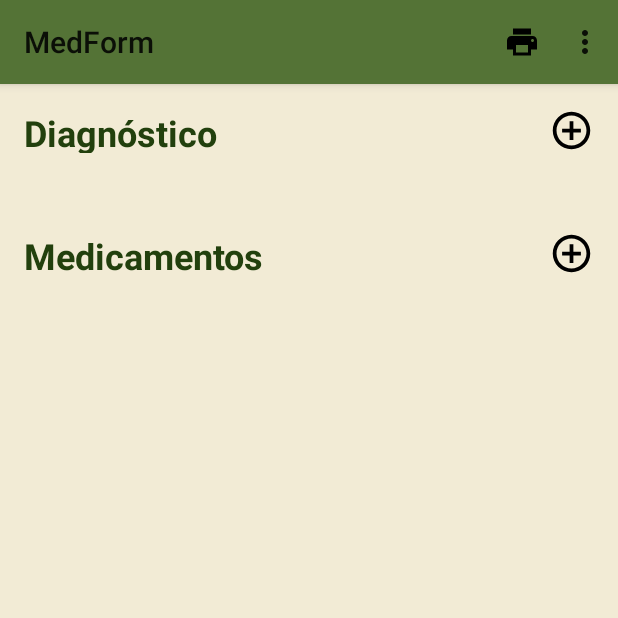
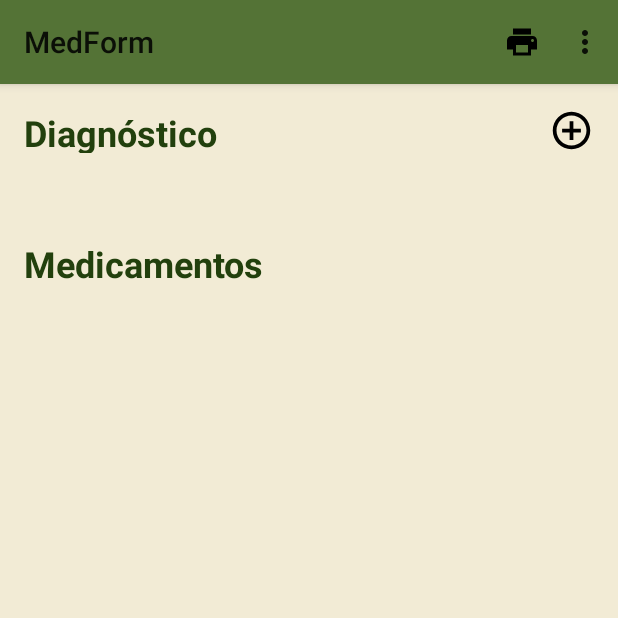
Before and after one commit to felixurtubia/Medform-android, an Android app: the DatosPacienteActivity screen opened directly, with no data from a screen before it, in the options menu, after a tap on "Nueva Receta", on a phone screen of 412 x 824 dp, the top half of it. Run offline under Robolectric (Android 15) with nearby library versions, the phone set to English and light mode, and no system bars; 2 statements that could not run were skipped.

Commit message:
Empezando a hacer Actividad Crear Receta
Se hizo lo basico, pero falta incorporar el metodo para crear el archivo y luego imprimirlo

```diff
--- a/MedForm/app/src/main/java/cl/tello_urtubia/medform/DatosPacienteActivity.java
+++ b/MedForm/app/src/main/java/cl/tello_urtubia/medform/DatosPacienteActivity.java
@@ -104,8 +104,12 @@ public class DatosPacienteActivity extends AppCompatActivity {
     }
 
     public void vistaCrearReceta(){
+        String rut = getIntent().getStringExtra("rut");
+        String nombre = getIntent().getStringExtra("nombre");
+
         Intent intent_vistaReceta = new Intent(this, CrearRecetaActivity.class);
-
+        intent_vistaReceta.putExtra("rut", rut);
+        intent_vistaReceta.putExtra("nombre", nombre);
         startActivity(intent_vistaReceta);
 
     }
--- a/MedForm/app/src/main/java/cl/tello_urtubia/medform/ListaPacientesActivity.java
+++ b/MedForm/app/src/main/java/cl/tello_urtubia/medform/ListaPacientesActivity.java
@@ -76,6 +76,9 @@ public class ListaPacientesActivity extends AppCompatActivity {
 
         obtenerLista();
 
+        cursor.close();
+        db.close();
+
     }
 
     private void obtenerLista() {
--- a/MedForm/app/src/main/res/layout/activity_crear_receta.xml
+++ b/MedForm/app/src/main/res/layout/activity_crear_receta.xml
@@ -69,14 +69,13 @@
             android:textColor="@color/colorPrimaryDark"
             android:layout_weight="1"
             />
-        <ImageButton
-            android:layout_width="30dp"
-            android:layout_height="30dp"
-            android:src="@drawable/ic_add_circle_outline_black_24dp"
-            android:background="@color/colorAccent"
-            android:scaleType="centerCrop"
-            android:onClick="agregarMedicamento"
-            />
+
+        <EditText
+            android:id="@+id/editText"
+            android:layout_width="match_parent"
+            android:layout_height="match_parent"
+            android:gravity="fill_vertical"
+            android:orientation="horizontal" />
 
     </LinearLayout>
 
```
Also changed, not shown: MedForm/app/src/main/java/cl/tello_urtubia/medform/CrearRecetaActivity.java (+41 -2 lines), MedForm/app/src/main/java/cl/tello_urtubia/medform/RecetaSQLHelper.java (added, +30 -0 lines), MedForm/app/src/main/java/cl/tello_urtubia/medform/Utilidades/Utilidades.java (+12 -0 lines).
